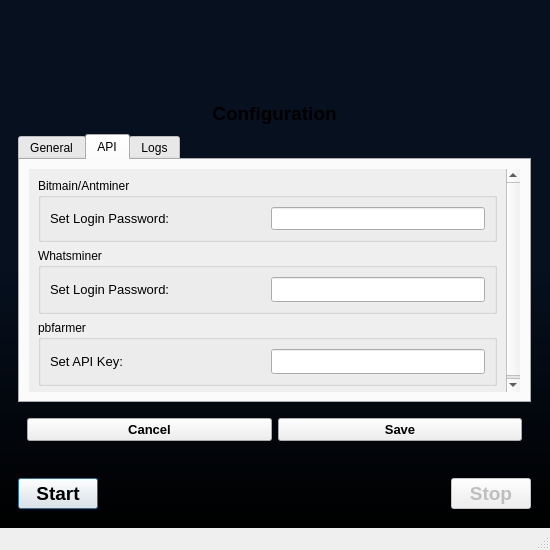
This is src/ui/forms/mainwindow.ui in bitcap-co/bitcap-ipr as Qt 5 draws it before an edit. The edited form follows.
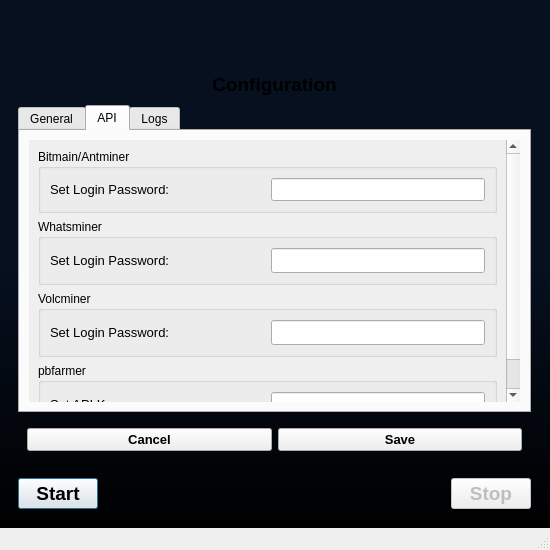
This is the edited form. The open tabs and pages were chosen to show the change.

```diff
--- a/src/ui/forms/mainwindow.ui
+++ b/src/ui/forms/mainwindow.ui
@@ -612,8 +612,8 @@
                       <rect>
                        <x>0</x>
                        <y>0</y>
-                       <width>491</width>
-                       <height>262</height>
+                       <width>477</width>
+                       <height>302</height>
                       </rect>
                      </property>
                      <layout class="QVBoxLayout" name="verticalLayout_13">
@@ -731,6 +731,60 @@
                         </layout>
                        </widget>
                       </item>
+                      <item>
+                       <widget class="QGroupBox" name="groupVolcminer">
+                        <property name="title">
+                         <string>Volcminer</string>
+                        </property>
+                        <layout class="QHBoxLayout" name="horizontalLayout_21">
+                         <item>
+                          <widget class="QLabel" name="label_13">
+                           <property name="font">
+                            <font>
+                             <pointsize>10</pointsize>
+                            </font>
+                           </property>
+                           <property name="text">
+                            <string>Set Login Password:</string>
+                           </property>
+                           <property name="StyleClass" stdset="0">
+                            <string>setText</string>
+                           </property>
+                          </widget>
+                         </item>
+                         <item>
+                          <widget class="QLineEdit" name="lineVolcminerPasswd">
+                           <property name="sizePolicy">
+                            <sizepolicy hsizetype="Preferred" vsizetype="Fixed">
+                             <horstretch>0</horstretch>
+                             <verstretch>0</verstretch>
+                            </sizepolicy>
+                           </property>
+                           <property name="minimumSize">
+                            <size>
+                             <width>180</width>
+                             <height>25</height>
+                            </size>
+                           </property>
+                           <property name="font">
+                            <font>
+                             <pointsize>10</pointsize>
+                            </font>
+                           </property>
+                           <property name="toolTip">
+                            <string>Set alternative login password for Volcminer. Default: &quot;ltc@dog&quot;</string>
+                           </property>
+                           <property name="echoMode">
+                            <enum>QLineEdit::EchoMode::Password</enum>
+                           </property>
+                           <property name="alignment">
+                            <set>Qt::AlignmentFlag::AlignLeading|Qt::AlignmentFlag::AlignLeft|Qt::AlignmentFlag::AlignVCenter</set>
+                           </property>
+                          </widget>
+                         </item>
+                        </layout>
+                       </widget>
+                      </item>
                       <item>
                        <widget class="QGroupBox" name="groupPbfarmer">
                         <property name="title">
```
Left out of the diff: 37 changed lines with no effect on the pictures.
